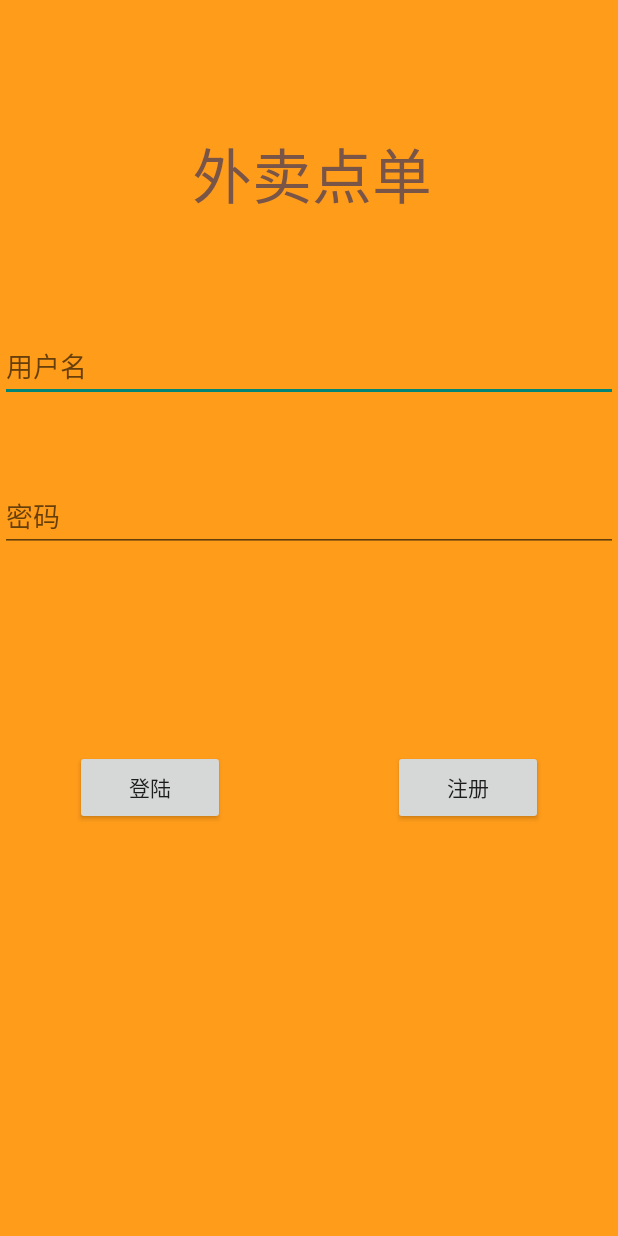
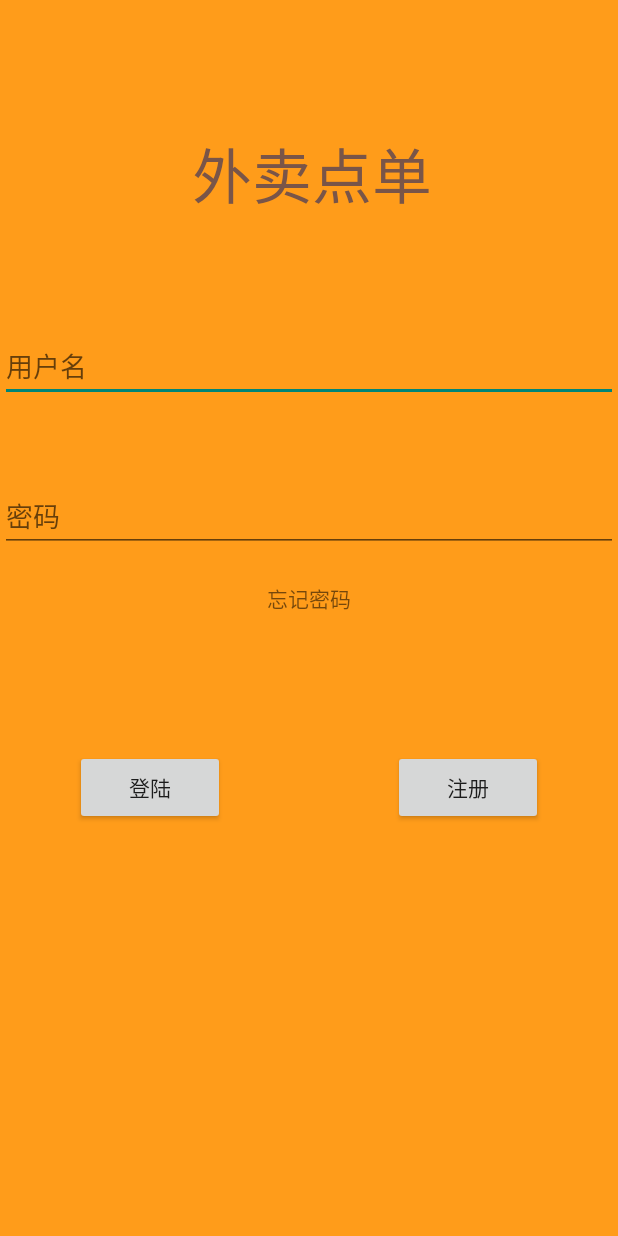
Before and after one commit to ACodeHX/android-takeout, an Android app: the screen it shows after launch (MainActivity), on a phone screen of 412 x 824 dp. Run offline under Robolectric (Android 15) with nearby library versions, the phone set to English and light mode, and no system bars; libraries missing offline, so code that uses them is left out: net.sqlcipher.database; 2 statements that could not run were skipped.

Commit message:
新增:忘记密码的部分代码和布局
修改:
删除:
完成:
下一个目标:

```diff
--- a/app/src/main/AndroidManifest.xml
+++ b/app/src/main/AndroidManifest.xml
@@ -31,6 +31,7 @@
         <activity android:name="com.aa.takeout.StoreMinute"></activity>
         <activity android:name="com.aa.takeout.TakeOut" />
         <activity android:name="com.aa.takeout.Pay" />
+        <activity android:name="com.aa.takeout.ForgetPasswd" />
 
     </application>
     <uses-permission android:name="android.permission.INTERNET" />
--- a/app/src/main/java/com/aa/takeout/MainActivity.java
+++ b/app/src/main/java/com/aa/takeout/MainActivity.java
@@ -5,12 +5,14 @@ import android.os.Bundle;
 import android.view.View;
 import android.widget.Button;
 import android.widget.EditText;
+import android.widget.TextView;
 import android.widget.Toast;
 import net.sqlcipher.database.SQLiteDatabase;
 import androidx.appcompat.app.AppCompatActivity;
 public class MainActivity extends AppCompatActivity {
     private EditText user;
     private EditText password;
+    private TextView forgetPasswd;
     private Button loginBUT;
     private Button singUpBut;
     private DatabaseHelper userData;
@@ -21,11 +23,12 @@ public class MainActivity extends AppCompatActivity {
         setContentView(R.layout.activity_main);
 
         SQLiteDatabase.loadLibs(this);
-        user = findViewById(R.id.user);           //用户
-        password = findViewById(R.id.passwd);         //密码
-        loginBUT = findViewById(R.id.login_but);    //登陆按钮
-        singUpBut = findViewById(R.id.register);       //注册按钮
-        userData = new DatabaseHelper(this);//数据库
+        user = findViewById(R.id.user);                         //用户
+        password = findViewById(R.id.passwd);                   //密码
+        forgetPasswd = findViewById(R.id.forgetpasswd);         //忘记密码
+        loginBUT = findViewById(R.id.login_but);                //登陆按钮
+        singUpBut = findViewById(R.id.register);                //注册按钮
+        userData = new DatabaseHelper(this);            //数据库
 
         //注册按钮
         singUpBut.setOnClickListener(new View.OnClickListener() {
@@ -56,5 +59,13 @@ public class MainActivity extends AppCompatActivity {
                 }
             }
         });
+        forgetPasswd.setOnClickListener(new View.OnClickListener() {
+            @Override
+            public void onClick(View view) {
+                Toast.makeText(MainActivity.this, "功能未实现", Toast.LENGTH_SHORT).show();
+                Intent intent = new Intent(MainActivity.this, ForgetPasswd.class);
+                startActivity(intent);
+            }
+        });
     }
 }
--- a/app/src/main/res/layout/activity_main.xml
+++ b/app/src/main/res/layout/activity_main.xml
@@ -77,4 +77,16 @@
         android:orientation="horizontal"
         app:layout_constraintGuide_begin="500dp" />
 
+    <TextView
+        android:id="@+id/forgetpasswd"
+        android:layout_width="wrap_content"
+        android:layout_height="wrap_content"
+        android:layout_marginStart="176dp"
+        android:layout_marginTop="20dp"
+        android:layout_marginEnd="176dp"
+        android:text="忘记密码"
+        app:layout_constraintEnd_toEndOf="parent"
+        app:layout_constraintStart_toStartOf="parent"
+        app:layout_constraintTop_toBottomOf="@+id/passwd" />
+
 </androidx.constraintlayout.widget.ConstraintLayout>
```
Also changed, not shown: app/src/main/java/com/aa/takeout/ForgetPasswd.java (added, +13 -0 lines), app/src/main/res/layout/forgetpasswd.xml (added, +11 -0 lines), app/src/main/res/layout/store.xml (+38 -4 lines).
